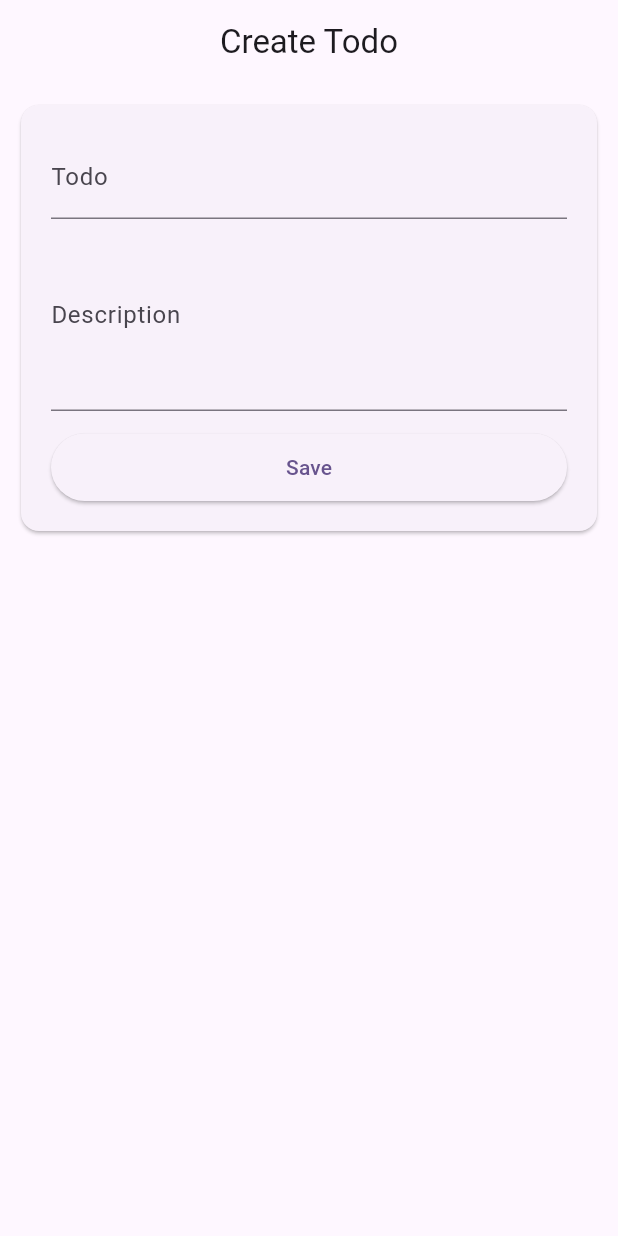
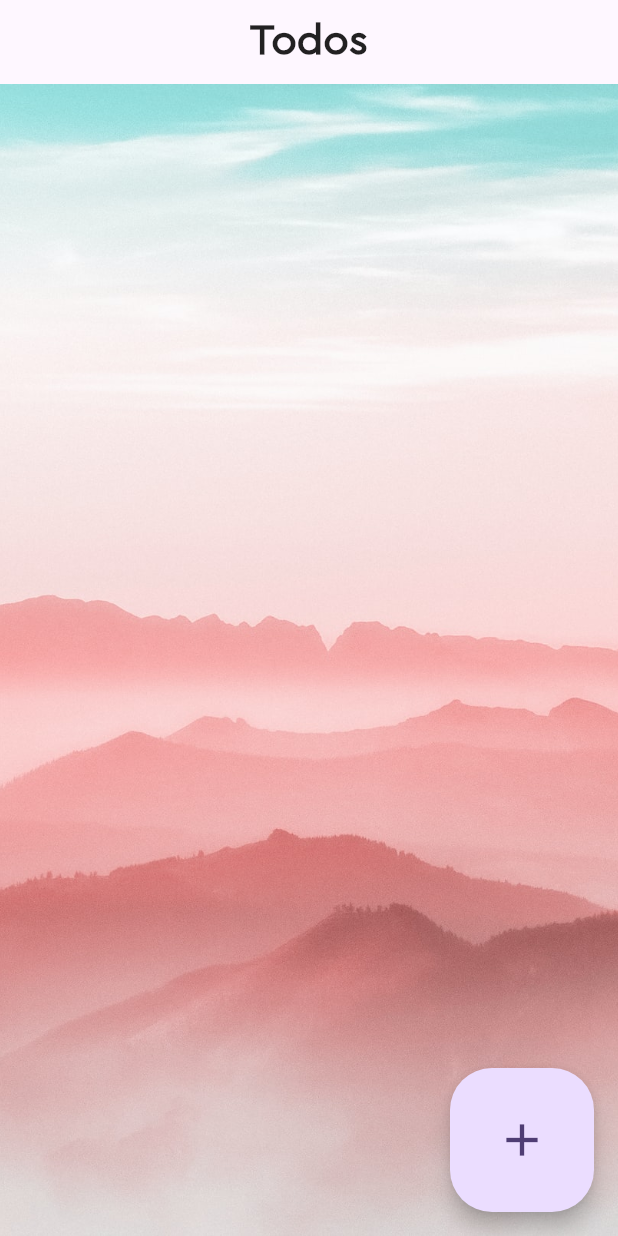
Before and after one commit to TNQT14/todoApp, a Flutter app: the screen it shows after launch, on a phone screen of 412 x 824 dp. Run offline on Flutter 3.47's test engine with Material 2 defaults, Android fonts, the phone set to English and light mode, and no system bars; our stand-ins replace animated_text_kit, flutter_slidable, hive, hive_flutter, lottie; accounts and stored records are empty.

```diff
--- /dev/null
+++ b/lib/data/repositories/todo_repository_impl.dart
@@ -0,0 +1,5 @@
+import 'package:todo_app/data/repositories/todo_repository.dart';
+
+class TodoRepositoryImpl implements TodoRepository{
+
+}
--- a/lib/main.dart
+++ b/lib/main.dart
@@ -1,6 +1,9 @@
 import 'package:flutter/material.dart';
-import 'package:todo_app/screen/splash.dart';
+import 'package:todo_app/screen/todo_screen.dart';
+import 'package:todo_app/screen/todo_view.dart';
 import 'package:todo_app/widget/todo_form_screen.dart';
+
+import 'model/todo.dart';
 
 void main() {
   runApp(const MyApp());
@@ -12,13 +15,14 @@ class MyApp extends StatelessWidget {
   // This widget is the root of your application.
   @override
   Widget build(BuildContext context) {
+    late Todo? todo;
     return MaterialApp(
       title: 'Flutter Demo',
       theme: ThemeData(
         colorScheme: ColorScheme.fromSeed(seedColor: Colors.deepPurple),
         useMaterial3: true,
       ),
-      home: TodoFormScreen(),
+      home: TodoView(),
     );
   }
 }
--- a/lib/model/todo.dart
+++ b/lib/model/todo.dart
@@ -1,12 +1,27 @@
+import 'package:hive/hive.dart';
+import 'dart:io';
+import 'package:hive_flutter/hive_flutter.dart';
+part 'todo.g.dart';
+
+@HiveType(typeId: 1)
 class Todo{
+  @HiveField(0)
   late String id;
+
+  @HiveField(1)
   late String title;
+
+  @HiveField(2)
   late String description;
+
+  @HiveField(3)
   late bool complete;
 
-  Todo(
-      {required this.id,
+  Todo({required this.id,
         required this.title,
         required this.description,
         required this.complete});
+
+  @override
+  String toString() => '$id: $title: $description: $complete';
 }
--- /dev/null
+++ b/lib/provider/todo_provider.dart
@@ -0,0 +1,5 @@
+import 'package:flutter/cupertino.dart';
+
+class TodoProvider extends ChangeNotifier{
+
+}
--- /dev/null
+++ b/lib/screen/todo_view.dart
@@ -0,0 +1,45 @@
+import 'package:flutter/material.dart';
+
+class TodoView extends StatefulWidget {
+  const TodoView({super.key});
+
+  @override
+  State<TodoView> createState() => _TodoViewState();
+}
+
+class _TodoViewState extends State<TodoView> {
+  @override
+  Widget build(BuildContext context) {
+    return Scaffold(
+      appBar: AppBar(
+        centerTitle: true,
+        title: const Text(
+          "Todos",
+          style: TextStyle(
+            color: Colors.black87,
+            fontWeight: FontWeight.w700,
+            fontSize: 28,
+            fontFamily: 'Cera',
+          ),
+        ),
+        backgroundColor: Colors.transparent,
+        elevation: 0,
+      ),
+      floatingActionButton: FloatingActionButton.large(
+        onPressed: () {},
+        child: const Icon(Icons.add),
+      ),
+      body: Container(
+        decoration: const BoxDecoration(
+          image: DecorationImage(
+            image: AssetImage('assets/images/background.jpeg'),
+            fit: BoxFit.cover,
+          ),
+        ),
+        child: SafeArea(
+          child: Container(),
+        ),
+      )
+    );
+  }
+}
--- /dev/null
+++ b/lib/widgets/todos_form_screen.dart
@@ -0,0 +1 @@
+// TODO Implement this library.
```
Also changed, not shown: lib/data/repositories/todo_repository.dart (added, +9 -0 lines), lib/widget/todo_card.dart (added, +131 -0 lines), pubspec.yaml (+10 -10 lines), lib/model/todo.g.dart (added), pubspec.lock, 4 other files.
